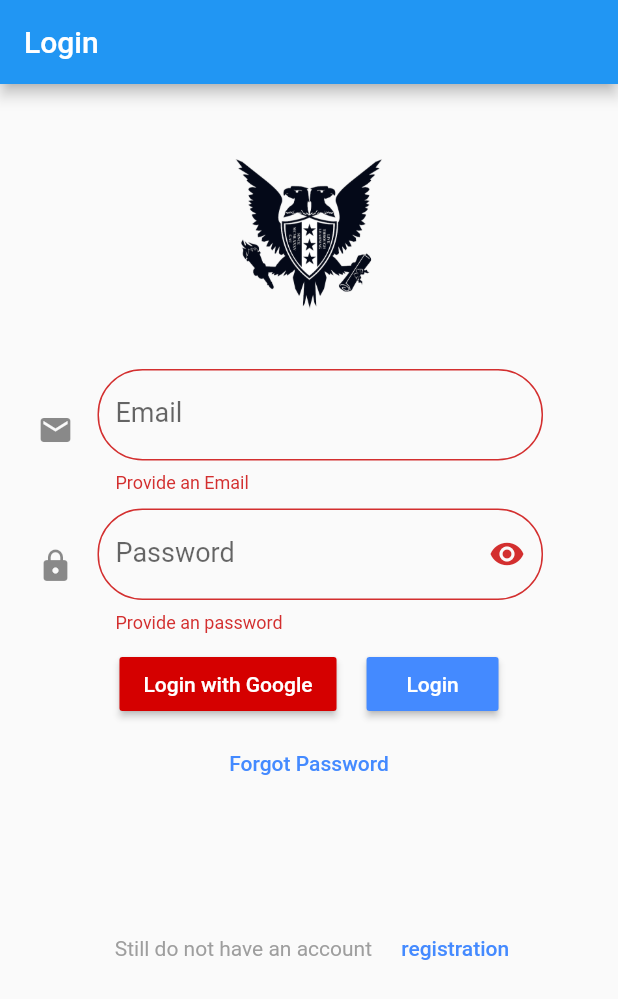
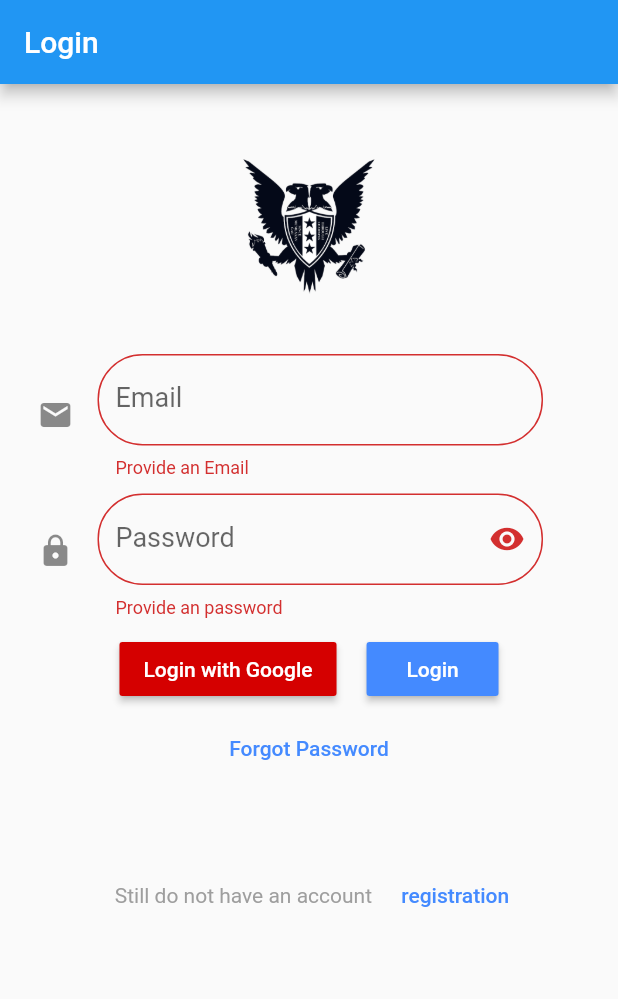
Before and after one commit to belichenk0andreyka/GitHubFirstApp, a Flutter app: the screen it shows after launch, on a phone screen of 412 x 824 dp. Shown: the top 999 px of the screen. Run offline on Flutter 3.47's test engine with Material 2 defaults, Android fonts, the phone set to English and light mode, and no system bars; our stand-ins replace firebase_auth, google_maps_flutter, google_sign_in, image_picker, location, shared_preferences; accounts and stored records are empty.

```diff
--- a/lib/home_screen/about_us.dart
+++ b/lib/home_screen/about_us.dart
@@ -65,7 +65,7 @@ class GoogleMapScreenState extends State<GoogleMapScreen> {
     mapController.addMarker(
       MarkerOptions(),);
     mapController.animateCamera(CameraUpdate.newCameraPosition(CameraPosition(
-        target: center == null ? LatLng(0, 0) : center, zoom: 8.0)));
+        target: center == null ? LatLng(0, 0) : center, zoom: 13.0)));
   }
 
   Future<LatLng> getUserLocation() async {
@@ -115,7 +115,7 @@ class GoogleMapScreenState extends State<GoogleMapScreen> {
                 compassEnabled: true,
                 cameraPosition: CameraPosition(
                   target: LatLng(49.98081, 36.25272),
-                  zoom: 25.1,
+                  zoom: 10,
                 ),
               ),
             ),
--- a/lib/login_screen/login_screen.dart
+++ b/lib/login_screen/login_screen.dart
@@ -1,9 +1,9 @@
 import 'package:flutter/material.dart';
-import 'package:logining/home_screen/home_screen.dart';
 import 'package:firebase_auth/firebase_auth.dart';
 import 'package:google_sign_in/google_sign_in.dart';
 import 'package:shared_preferences/shared_preferences.dart';
-
+import 'package:logining/home_screen/home_screen.dart';
+import 'dart:async';
 
 class LoginScreen extends StatefulWidget {
   @override
@@ -11,61 +11,25 @@ class LoginScreen extends StatefulWidget {
     return new LoginScreenState();
   }
 }
-enum LoginStatus{
-  notSignIn,
-  signIn,
-}
 
 class LoginScreenState extends State<LoginScreen> {
-  LoginStatus _loginStatus = LoginStatus.notSignIn;
-  var _email, _password;
   bool _obscureText = true;
-
-
-
-
+  String _email, _password;
   final GlobalKey<FormState> _formKey = GlobalKey<FormState>();
+  final GoogleSignIn googleSignIn = GoogleSignIn();
   final FirebaseAuth _auth = FirebaseAuth.instance;
-  final GoogleSignIn googleSignIn = GoogleSignIn();
-  TextEditingController email = new TextEditingController();
-  TextEditingController password = new TextEditingController();
   SharedPreferences sharedPreferences;
-
-
-  savePref()async{
-   SharedPreferences preferences = await SharedPreferences.getInstance();
-   setState((){
-     preferences.setString('email', _email);
-     preferences.setString('password', _password);
-     preferences.commit();
-   });
-  }
-  var value;
-  getPref()async{
-    SharedPreferences preferences = await SharedPreferences.getInstance();
-    setState(() {
-      value = preferences.getString("email");
-      value = preferences.getString("password");
-
-      _loginStatus = value == null ? LoginStatus.notSignIn : LoginStatus.signIn;
-    });
-  }
-  @override
-  void initState(){
-    super.initState();
-    getPref();
-  }
 
   @override
   Widget build(BuildContext context) {
-    switch(_loginStatus){
-      case LoginStatus.notSignIn:
-        return Scaffold(
+    return MaterialApp(
+      home: Scaffold(
         appBar: AppBar(
           title: Text('Login'),
         ),
         resizeToAvoidBottomPadding: false,
-        body: ListView(children: <Widget>[
+        body: ListView(
+          children: <Widget>[
             Container(
             child: Form(
               key: _formKey,
@@ -78,15 +42,14 @@ class LoginScreenState extends State<LoginScreen> {
                   Padding(
                     child: Image.asset(
                       'images/logo.png',
-                      width: 100.0,
-                      height: 100.0,
+                      width: 90,
+                      height: 90,
                     ),
                     padding: EdgeInsets.fromLTRB(50, 0, 50, 40),
                   ),
                     Padding(
                     padding: EdgeInsets.fromLTRB(25, 0, 50, 10),
                     child: TextFormField(
-                      controller: email,
                       validator: (email) {
                         if (email.isEmpty) {
                           return 'Provide an Email';
@@ -112,7 +75,6 @@ class LoginScreenState extends State<LoginScreen> {
 Padding(
                     padding: EdgeInsets.fromLTRB(25, 0, 50, 10),
                     child: TextFormField(
-                      controller: password,
                       validator: (password) {
                         if (password.isEmpty) {
                           return 'Provide an password';
@@ -177,9 +139,14 @@ class LoginScreenState extends State<LoginScreen> {
                             color: Color(0xFF448AFF),
                             textColor: Color(0xFFFFFFFF),
                             child: Text('Login'),
-                            onPressed: signIn,
+                            onPressed: ()async{
+                              signIn();
+                              sharedPreferences = await SharedPreferences.getInstance();
+                          sharedPreferences.setString("email", _email);
+                            }),
                         ),
-                        ),
+
+
                       ]),
                     Padding(
                           padding:
@@ -196,76 +163,51 @@ class LoginScreenState extends State<LoginScreen> {
                     mainAxisAlignment: MainAxisAlignment.center,
                     children: <Widget>[
                       Padding(
-                        padding: EdgeInsets.fromLTRB(50, 70, 0, 10),
+                        padding: EdgeInsets.fromLTRB(50, 45, 0, 10),
                         child: Text(
                           'Still do not have an account ',
                           style: TextStyle(color: Color(0xFF9E9E9E)),
                         ),
                       ),
                       Padding(
-                        padding: EdgeInsets.fromLTRB(0, 70, 30, 10),
+                        padding: EdgeInsets.fromLTRB(0, 45, 30, 10),
                         child: FlatButton(
                           textColor: Color(0xFF448AFF),
                           child: Text('registration'),
                           onPressed: () {
                             Navigator.of(context).pushNamedAndRemoveUntil(
                                 '/registration', (Route<dynamic> route) => false);
-                          },
+                          }))]),]
                 ),
               ),
-                    ],
-                  ),
+            )
           ],
         ),
       ),
-          ),
-        ]),
     );
-        break;
-      case LoginStatus.signIn:
-        return HomeScreen();
-        break;
   }
 
-  }
   Future<void> signIn() async {
     final formState = _formKey.currentState;
     if(formState.validate()) {
       formState.save();
       try {
-        FirebaseAuth.instance.signInWithEmailAndPassword(email: _email, password: _password);
-
-       _loginStatus = LoginStatus.signIn;
-      //  savePref();
-       Navigator.of(context).pushNamedAndRemoveUntil(
-                  '/list', (Route<dynamic> route) => false);
+        await FirebaseAuth.instance.signInWithEmailAndPassword(email: _email, password: _password);
+        Navigator.of(context).pushReplacementNamed('/list');
       }catch(e){
         print(e.message);
       }
     }
   }
+
   Future<FirebaseUser> _signInGoogle() async{
     GoogleSignInAccount googleSignInAccount = await googleSignIn.signIn();
     GoogleSignInAuthentication gSa =await googleSignInAccount.authentication;
 
-    FirebaseUser user = await _auth.signInWithGoogle(
+    await _auth.signInWithGoogle(
       idToken: gSa.idToken,
       accessToken: gSa.accessToken
     );
-      print('User Name : ${user.displayName}');
-      return Navigator.push(context, MaterialPageRoute(builder: (context) => HomeScreen(user: user)));
+    return Navigator.of(context).pushReplacement(MaterialPageRoute(builder: (context) => HomeScreen()));
   }
 }
-// void signIn() async {
-//     if(_formKey.currentState.validate()){
-//       _formKey.currentState.save();
-//       try{
-//         FirebaseUser user = await FirebaseAuth.instance.signInWithEmailAndPassword(email: _email, password: _password);
-//         SharedPreferences pref = await SharedPreferences.getInstance();
-//         pref.setString("email", _email);
-//         Navigator.push(context, MaterialPageRoute(builder: (context) => HomeScreen(user: user)));
-//       }catch(e){
-//         print(e.message);
-//       }
-//     }
-//   }
--- a/lib/main.dart
+++ b/lib/main.dart
@@ -4,11 +4,12 @@ import 'package:logining/login_screen/login_screen.dart';
 import 'package:logining/account_screen/account_screen.dart';
 import 'package:logining/login_screen/registration.dart';
 import 'package:logining/home_screen/about_us.dart';
+import 'package:logining/varification.dart';
 
 void main() {
   runApp(MaterialApp(
     title: 'Login',
-    home: LoginScreen(),
+    home: CheckStatus(),
     routes: <String, WidgetBuilder>{
       '/list': (_) => HomeScreen(),
       '/login': (_) => LoginScreen(),
--- /dev/null
+++ b/lib/varification.dart
@@ -0,0 +1,36 @@
+import 'package:flutter/material.dart';
+import 'package:shared_preferences/shared_preferences.dart';
+import 'package:logining/login_screen/login_screen.dart';
+import 'package:logining/home_screen/home_screen.dart';
+
+class CheckStatus extends StatefulWidget {
+  @override
+  CheckStatusState createState() => CheckStatusState();
+}
+
+class CheckStatusState extends State<CheckStatus> {
+  SharedPreferences sharedPreferences;
+  String value;
+
+  @override
+  void initState() {
+    super.initState();
+    user();
+  }
+
+  user() async {
+    sharedPreferences = await SharedPreferences.getInstance();
+    setState(() {
+      value = sharedPreferences.getString("email");
+    });
+  }
+
+  @override
+  Widget build(BuildContext context) {
+    if (value == null) {
+      return LoginScreen();
+    } else {
+      return HomeScreen();
+    }
+  }
+}
```
Also changed, not shown: lib/home_screen/home_screen.dart (+24 -4 lines). Lines whose indentation alone changed are shown as unchanged.
